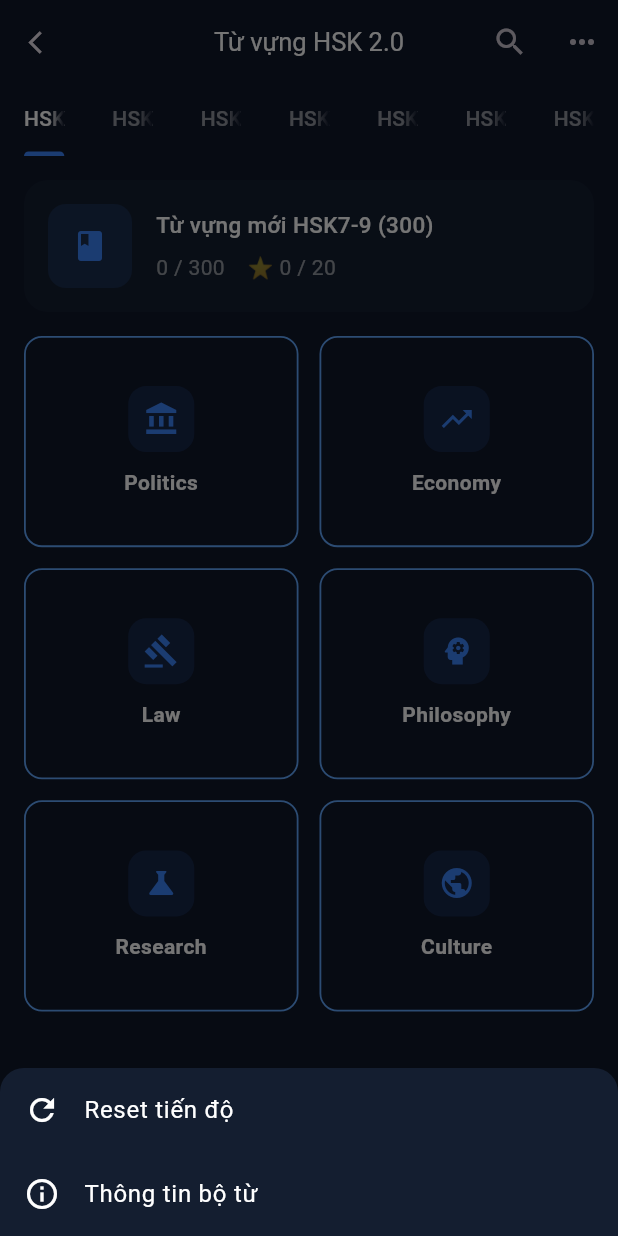
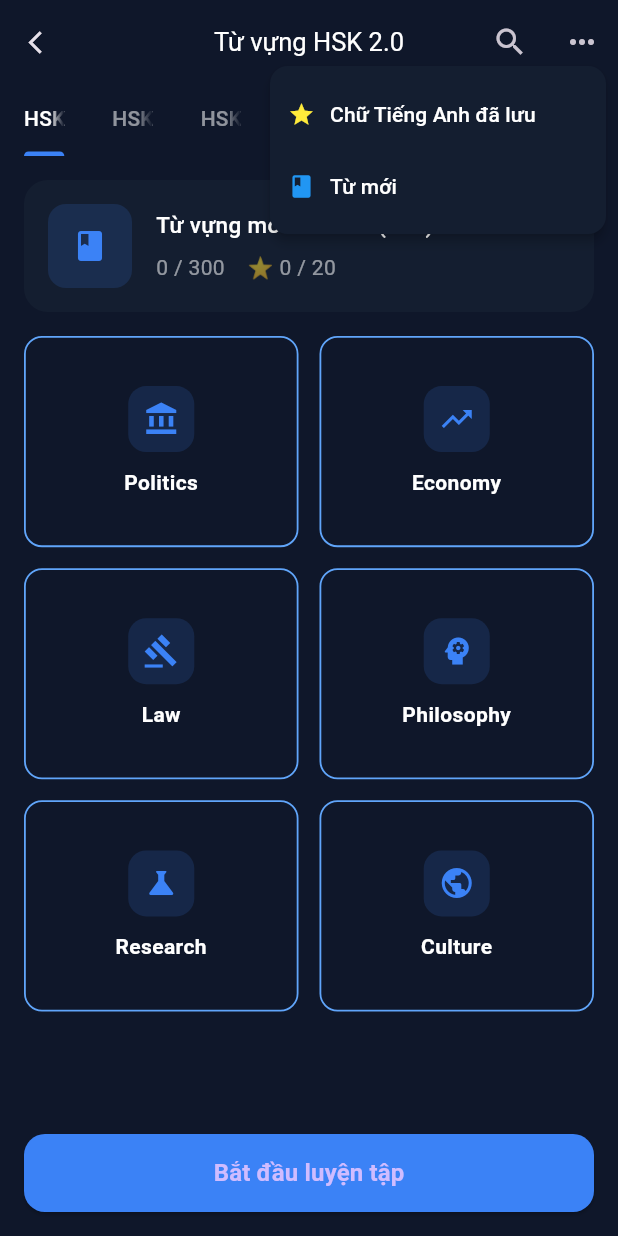
Before and after one commit to leeducc/eproject4, a Flutter app: the VocabularyScreen screen opened directly, after a tap on the "keyboard control" icon, on a phone screen of 412 x 824 dp. Run offline on Flutter 3.47's test engine with Material 3 defaults, Android fonts, the phone set to English and light mode, and no system bars; our stand-ins replace flutter_tts.

Commit message:
Update Vocabulary

```diff
--- a/mobile-desktop/mobile_desktop/lib/features/study_sections/vocabulary/screens/vocabulary_screen.dart
+++ b/mobile-desktop/mobile_desktop/lib/features/study_sections/vocabulary/screens/vocabulary_screen.dart
@@ -660,31 +660,47 @@ class _VocabularyScreenState extends State<VocabularyScreen>
             );
           },
         ),
-        IconButton(
+        PopupMenuButton<int>(
           icon: const Icon(Icons.more_horiz),
-          onPressed: () {
-            showModalBottomSheet(
-              context: context,
-              backgroundColor: cardColor,
-              shape: const RoundedRectangleBorder(
-                borderRadius: BorderRadius.vertical(top: Radius.circular(16)),
-              ),
-              builder: (_) => Column(
-                mainAxisSize: MainAxisSize.min,
+          color: cardColor,
+          offset: const Offset(0, 40),
+          shape: RoundedRectangleBorder(
+            borderRadius: BorderRadius.circular(12),
+          ),
+          itemBuilder: (context) => [
+            PopupMenuItem<int>(
+              value: 1,
+              child: Row(
                 children: const [
-                  ListTile(
-                    leading: Icon(Icons.refresh, color: Colors.white),
-                    title: Text('Reset tiến độ',
-                        style: TextStyle(color: Colors.white)),
-                  ),
-                  ListTile(
-                    leading: Icon(Icons.info_outline, color: Colors.white),
-                    title: Text('Thông tin bộ từ',
-                        style: TextStyle(color: Colors.white)),
+                  Icon(Icons.star, color: Colors.yellow, size: 18),
+                  SizedBox(width: 10),
+                  Text(
+                    'Chữ Tiếng Anh đã lưu',
+                    style: TextStyle(color: Colors.white),
                   ),
                 ],
               ),
-            );
+            ),
+            PopupMenuItem<int>(
+              value: 2,
+              child: Row(
+                children: const [
+                  Icon(Icons.book, color: Colors.blue, size: 18),
+                  SizedBox(width: 10),
+                  Text(
+                    'Từ mới',
+                    style: TextStyle(color: Colors.white),
+                  ),
+                ],
+              ),
+            ),
+          ],
+          onSelected: (value) {
+            if (value == 1) {
+              // TODO: reset progress
+            } else if (value == 2) {
+              // TODO: show info
+            }
           },
         ),
       ],
```
Also changed, not shown: mobile-desktop/mobile_desktop/lib/features/study_sections/vocabulary/screens/topic_vocabulary_screen.dart (+17 -1 lines), mobile-desktop/mobile_desktop/lib/features/study_sections/vocabulary/screens/vocabulary_detail_screen.dart (+51 -37 lines).
